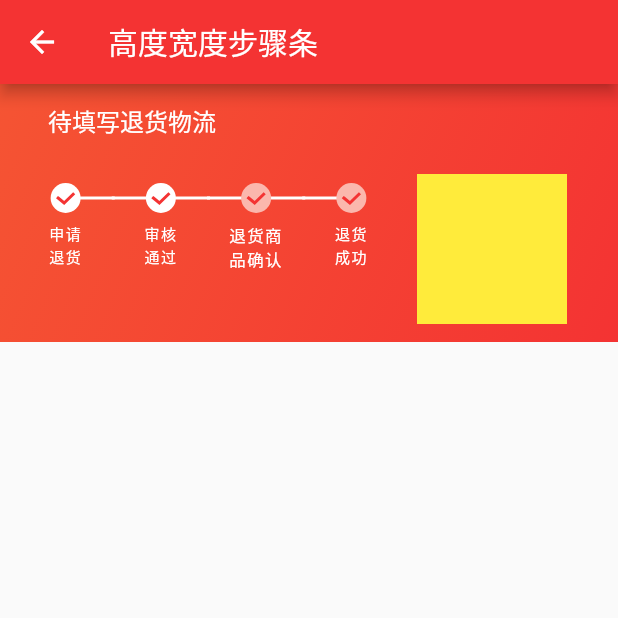
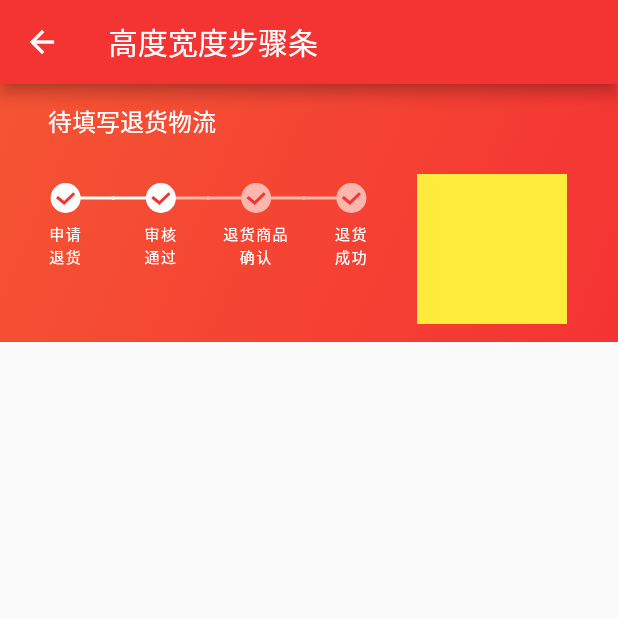
Before and after one commit to huangzuyan110/flutter_test_app, a Flutter app: the screen it shows after launch, item 4 of the bottom bar chosen, after a tap on "跳转到均分宽度自定义步骤条页面", on a phone screen of 412 x 824 dp, the top half of it. Run offline on Flutter 3.47's test engine with Material 2 defaults, Android fonts, the phone set to English and light mode, and no system bars; our stand-ins replace dio, flutter_screenutil, flutter_slidable, fluttertoast.

Commit message:
横向步骤条如果右边处于最后一个激活状态，右边线条不高亮

```diff
--- a/lib/pages/auto_width_stepper_page.dart
+++ b/lib/pages/auto_width_stepper_page.dart
@@ -10,6 +10,31 @@ class AutoWidthStepperPage extends StatefulWidget {
 }
 
 class _AutoWidthStepperPageState extends State<AutoWidthStepperPage> {
+  String _currentState = 'APPLY_SUCCESS';
+  // 所有步骤
+  List _stepDetails = [{
+    'state': 'APPLY_RETURN',
+    'class': 'APPLY_RETURN,UNDO,APPLY_SUCCESS,APPLY_SUCCESS_NOT_RETURN,SHIPPED,GOOD_RETURN,RETURNING,AGREE,REJECT,SUCCESS,FAILURE,ALREADY_PAID,CLOSED',
+    'text': '申请退货'
+  }, {
+    'state': 'APPLY_SUCCESS',
+    'class':'APPLY_SUCCESS,SHIPPED,GOOD_RETURN,APPLY_SUCCESS_NOT_RETURN,RETURNING,AGREE,REJECT,SUCCESS,FAILURE,ALREADY_PAID,CLOSED',
+    'text': '审核通过'
+  }, {
+    'state': 'GOOD_RETURN',
+    'class': 'GOOD_RETURN,RETURNING,AGREE,REJECT,SUCCESS,FAILURE,ALREADY_PAID,CLOSED',
+    'text': '退货商品确认'
+  }, {
+    'state': 'SUCCESS',
+    'class': 'SUCCESS,FAILURE,CLOSED',
+    'text': '退货成功'
+  }];
+
+  @override
+  void initState() {
+    super.initState();
+  }
+
   @override
   Widget build(BuildContext context) {
     return ScaffoldPage(
@@ -33,24 +58,76 @@ class _AutoWidthStepperPageState extends State<AutoWidthStepperPage> {
                 padding: const EdgeInsets.fromLTRB(32.0, 12, 12, 12),
                 child: Text('待填写退货物流', style: TextStyle(fontSize: 16, color: Color(0xffffffff)),),
               ),
+              _horizontalStepperWidget(),
+            ],
+          ),
+        ),
+      ),
+    );
+  }
+
+  Container _horizontalStepperWidget() {
+    List<Widget> _temp = [];
+    for(int i=0; i<_stepDetails.length; i++){
+      Map<String, String> step = _stepDetails[i];
+      String _tips = step['text'];
+      bool _showLeft = i==0 ? false : true;
+      bool _showRight = i==_stepDetails.length-1 ? false : true;
+      bool _isLight = _currentStepActive(step['class'], _currentState);
+      bool _isLastLight = false;
+      if(_isLight && i!=_stepDetails.length-1){
+        _isLastLight = _currentStepActive(_stepDetails[i+1]['class'], _currentState) ? false : true;
+      }
+      bool _show2Word = step['state']=='GOOD_RETURN' ? false : true;
+      _temp.add(_stepChildWidget(_tips, _showLeft, _showRight, _isLight, _isLastLight, show2Word: _show2Word));
+    }
+    _temp.add(
       Container(
+        width: 100,
+        height: 100,
+        margin: EdgeInsets.only(left:12),
+        color: Colors.yellow,
+      )
+    );
+    return Container(
       padding: const EdgeInsets.fromLTRB(12, 12, 34, 12),
       child: Row(
         crossAxisAlignment: CrossAxisAlignment.start,
-                  children: <Widget>[
-                    Expanded(
+        children: _temp,
+      ),
+    );
+  }
+
+  /* 售后归类 */
+  bool _currentStepActive(str, state) {
+    if (state == null) {
+      return false;
+    }
+    return str.contains(state);
+  }
+
+  /* 抽出每一个步骤
+   * tips: 步骤描述
+   * showLeft: 显示左边线
+   * showRight: 显示右边线
+   * showRight: 当前步骤是否处于激活状态
+   * isLastLight: 处于最后一个激活步骤
+   * show2Word：步骤描述一行是否只显示两个字
+   */
+  Expanded _stepChildWidget(String tips,bool showLeft, bool showRight, bool isLight, bool isLastLight, { bool show2Word=true}) {
+    return Expanded(
       child: Container(
         child: Column(
           children: <Widget>[
             Container(// 圆和线
               width: double.infinity,
               height: 32,
-                              child: LeftLineWidget(false, true, true),
+              child: LeftLineWidget(showLeft, showRight, isLight, isLastLight),
             ),
             Container(
-                              width: 24,
+              width: show2Word ? 24 : 48,
               child: Text(
-                                '申请退货',
+                tips,
                 style: TextStyle(fontSize: 10, color: Color(0xffffffff), letterSpacing:1),
                 textAlign: TextAlign.center,
               ),
@@ -58,93 +135,22 @@ class _AutoWidthStepperPageState extends State<AutoWidthStepperPage> {
           ],
         ),
       ),
-                    ),
-                    Expanded(
-                      child: Container(
-                        child: Column(
-                          children: <Widget>[
-                            Container(// 圆和线
-                              width: double.infinity,
-                              height: 32,
-                              child: LeftLineWidget(true, true, true),
-                            ),
-                            Container(
-                              width: 24,
-                              child: Text(
-                                '审核通过',
-                                style: TextStyle(fontSize: 10, color: Color(0xffffffff), letterSpacing:1),
-                                textAlign: TextAlign.center,
-                              ),
-                            )
-                          ],
-                        ),
-                      ),
-                    ),
-                    Expanded(
-                      child: Container(
-                        child: Column(
-                          children: <Widget>[
-                            Container(// 圆和线
-                              width: double.infinity,
-                              height: 32,
-                              child: LeftLineWidget(true, true, false),
-                            ),
-                            Container(
-                              width: 44,
-                              child: Text(
-                                '退货商品确认',
-                                style: TextStyle(fontSize: ScreenUtil().setSp(20), color: Color(0xffffffff), letterSpacing:1),
-                                textAlign: TextAlign.center,
-                              ),
-                            )
-                          ],
-                        ),
-                      ),
-                    ),
-                    Expanded(
-                      child: Container(
-                        child: Column(
-                          children: <Widget>[
-                            Container(// 圆和线
-                              width: double.infinity,
-                              height: 32,
-                              child: LeftLineWidget(true, false, false),
-                            ),
-                            Container(
-                              width: 24,
-                              child: Text(
-                                '退货成功',
-                                style: TextStyle(fontSize: 10, color: Color(0xffffffff), letterSpacing:1),
-                                textAlign: TextAlign.center,
-                              ),
-                            )
-                          ],
-                        ),
-                      ),
-                    ),
-                    Container(
-                      width: 100,
-                      height: 100,
-                      margin: EdgeInsets.only(left:12),
-                      color: Colors.yellow,
-                    )
-                  ],
-                ),
-              ),
-            ],
-          ),
-        ),
-      ),
     );
   }
 }
 
 class LeftLineWidget extends StatelessWidget {
+  // 显示左边的线
   final bool showLeft;
+  // 显示右边的线
   final bool showRight;
+  // 是否高亮显示
   final bool isLight;
+  // 步骤条圆圈的大小
   final double circle;
-  const LeftLineWidget(this.showLeft, this.showRight, this.isLight, {this.circle=10.0});
+  // 处于最后一个激活步骤
+  final bool isLastLight;
+  const LeftLineWidget(this.showLeft, this.showRight, this.isLight, this.isLastLight, { this.circle=10.0});
 
   @override
   Widget build(BuildContext context) {
@@ -152,7 +158,7 @@ class LeftLineWidget extends StatelessWidget {
       // width: 10,
       // height: 32,
       child: CustomPaint(
-        painter: LeftLinePainter(showLeft, showRight, isLight, circle: circle),
+        painter: LeftLinePainter(showLeft, showRight, isLight, isLastLight, circle: circle),
       ),
     );
   }
@@ -167,18 +173,22 @@ class LeftLinePainter extends CustomPainter {
   final bool showRight;
   final bool isLight;
   final double circle;
-  const LeftLinePainter(this.showLeft, this.showRight, this.isLight, {this.circle = 10.0});
+  final bool isLastLight;
+  const LeftLinePainter(this.showLeft, this.showRight, this.isLight, this.isLastLight, { this.circle = 10.0});
 
   @override
   void paint(Canvas canvas, Size size) {
-    print('size===$size');
+    debugPrint('size===$size');
+    debugPrint('isLastLight===$isLastLight');
+    debugPrint('isLight===$isLight');
+
     double lineWidth = 2;
     double centerX = size.width / 2;
     double centerY = size.height / 2;
 
     // 圆圈上面的线（显示灰色还是红色）
     Paint linePain = Paint();
-    linePain.color = showLeft ? _lightColor : Colors.transparent;
+    linePain.color = showLeft ? (isLight ? _lightColor : _normalColor) : Colors.transparent;
     linePain.strokeWidth = lineWidth;
     linePain.strokeCap = StrokeCap.square;
     // 将线画在画板上
@@ -188,7 +198,7 @@ class LeftLinePainter extends CustomPainter {
     circlePaint.color = isLight ? _lightColor : _normalColor;
     circlePaint.style = PaintingStyle.fill;
     // 圆圈下面的先显示灰色还是红色#FFFBB7AD  #FFF43333
-    linePain.color = showRight ? _lightColor : Colors.transparent;
+    linePain.color = showRight ? (isLight && !isLastLight ? _lightColor : _normalColor) : Colors.transparent;
     // 将线画在画板上
     canvas.drawLine(Offset(centerX, centerY), Offset(size.width, centerY), linePain);
     // 将圆圈画在画板上
```
Lines whose indentation alone changed are shown as unchanged.
